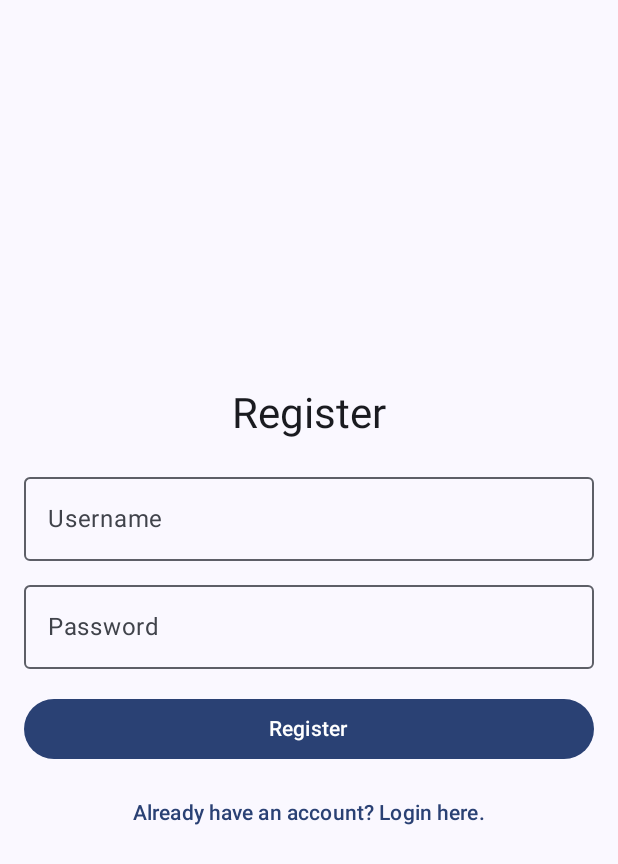
After one commit to D4Ron/Ordinis, an Android app built with Jetpack Compose: the composable RegisterScreen shown on its own in the app's theme, on a phone screen of 412 x 824 dp. The commit adds this screen. Shown: the top 864 px of the screen. Run offline under Robolectric (Android 15) with nearby library versions, the phone set to English and light mode, and no system bars; libraries missing offline, so code that uses them is left out: org.mindrot.jbcrypt; 1 statement that could not run was skipped.

Commit message:
Login function implemented

```diff
--- /dev/null
+++ b/app/src/main/java/com/example/ordinis2/data/local/UserDao.kt
@@ -0,0 +1,14 @@
+package com.example.ordinis2.data.local
+
+import androidx.room.Dao
+import androidx.room.Insert
+import androidx.room.Query
+
+@Dao
+interface UserDao {
+    @Insert
+    suspend fun insert(user: User)
+
+    @Query("SELECT * FROM users WHERE username = :username")
+    suspend fun getUserByUsername(username: String): User?
+}
--- /dev/null
+++ b/app/src/main/java/com/example/ordinis2/ui/screens/RegisterScreen.kt
@@ -0,0 +1,67 @@
+package com.example.ordinis2.ui.screens
+
+import androidx.compose.foundation.layout.*
+import androidx.compose.material3.*
+import androidx.compose.runtime.*
+import androidx.compose.ui.Alignment
+import androidx.compose.ui.Modifier
+import androidx.compose.ui.text.input.PasswordVisualTransformation
+import androidx.compose.ui.unit.dp
+import androidx.lifecycle.viewmodel.compose.viewModel
+import com.example.ordinis2.viewmodel.LoginViewModel
+import kotlinx.coroutines.delay
+
+@OptIn(ExperimentalMaterial3Api::class)
+@Composable
+fun RegisterScreen(onRegisterSuccess: (String, String) -> Unit, onLoginClick: () -> Unit) {
+    val viewModel: LoginViewModel = viewModel()
+    var username by remember { mutableStateOf("") }
+    var password by remember { mutableStateOf("") }
+    val registerResult by viewModel.loginResult.collectAsState()
+
+    Column(
+        modifier = Modifier
+            .fillMaxSize()
+            .padding(16.dp),
+        horizontalAlignment = Alignment.CenterHorizontally,
+        verticalArrangement = Arrangement.Center
+    ) {
+        Text("Register", style = MaterialTheme.typography.headlineMedium, modifier = Modifier.padding(bottom = 16.dp))
+
+        OutlinedTextField(
+            value = username,
+            onValueChange = { username = it },
+            label = { Text("Username") },
+            modifier = Modifier.fillMaxWidth()
+        )
+        Spacer(modifier = Modifier.height(8.dp))
+        OutlinedTextField(
+            value = password,
+            onValueChange = { password = it },
+            label = { Text("Password") },
+            visualTransformation = PasswordVisualTransformation(),
+            modifier = Modifier.fillMaxWidth()
+        )
+        Spacer(modifier = Modifier.height(16.dp))
+        Button(onClick = { viewModel.register(username, password) }, modifier = Modifier.fillMaxWidth()) {
+            Text("Register")
+        }
+        Spacer(modifier = Modifier.height(8.dp))
+        TextButton(onClick = onLoginClick) {
+            Text("Already have an account? Login here.")
+        }
+
+        registerResult?.let { result ->
+            Text(result, color = if (result.startsWith("Registration successful")) MaterialTheme.colorScheme.primary else MaterialTheme.colorScheme.error)
+            LaunchedEffect(result) {
+                if (result.isNotEmpty()) {
+                    delay(2000)
+                    viewModel.clearLoginResult()
+                    if (result.startsWith("Registration successful")) {
+                        onRegisterSuccess(username, password) // Call callback with username, password
+                    }
+                }
+            }
+        }
+    }
+}
--- a/build.gradle.kts
+++ b/build.gradle.kts
@@ -3,4 +3,5 @@ plugins {
     alias(libs.plugins.android.application) apply false
     alias(libs.plugins.kotlin.android) apply false
     alias(libs.plugins.kotlin.compose) apply false
+    id("com.google.devtools.ksp") version "2.0.21-1.0.27" apply false
 }
--- a/gradle/libs.versions.toml
+++ b/gradle/libs.versions.toml
@@ -1,5 +1,6 @@
 [versions]
 agp = "8.9.1"
+jbcrypt = "0.4"
 json = "20240303"
 kotlin = "2.0.21"
 coreKtx = "1.15.0"
@@ -12,10 +13,15 @@ lifecycleRuntimeKtx = "2.8.7"
 activityCompose = "1.10.1"
 composeBom = "2024.09.00"
 okhttp = "4.12.0"
+roomRuntime = "2.7.1"
 
 [libraries]
 androidx-core-ktx = { group = "androidx.core", name = "core-ktx", version.ref = "coreKtx" }
+androidx-lifecycle-viewmodel-compose = { module = "androidx.lifecycle:lifecycle-viewmodel-compose" }
 androidx-lifecycle-viewmodel-ktx = { module = "androidx.lifecycle:lifecycle-viewmodel-ktx", version.ref = "lifecycleRuntimeKtx" }
+androidx-room-ktx = { module = "androidx.room:room-ktx", version.ref = "roomRuntime" }
+androidx-room-runtime = { module = "androidx.room:room-runtime", version.ref = "roomRuntime" }
+jbcrypt = { module = "org.mindrot:jbcrypt", version.ref = "jbcrypt" }
 json = { module = "org.json:json", version.ref = "json" }
 junit = { group = "junit", name = "junit", version.ref = "junit" }
 androidx-junit = { group = "androidx.test.ext", name = "junit", version.ref = "junitVersion" }
```
Also changed, not shown: app/build.gradle.kts (+7 -0 lines), app/src/main/java/com/example/ordinis2/MainActivity.kt (+78 -30 lines), app/src/main/java/com/example/ordinis2/data/local/AppDatabase.kt (added, +29 -0 lines), app/src/main/java/com/example/ordinis2/data/local/User.kt (added, +11 -0 lines), app/src/main/java/com/example/ordinis2/ui/screens/LoginScreen.kt (added, +67 -0 lines), app/src/main/java/com/example/ordinis2/viewmodel/LoginViewModel.kt (added, +69 -0 lines).
